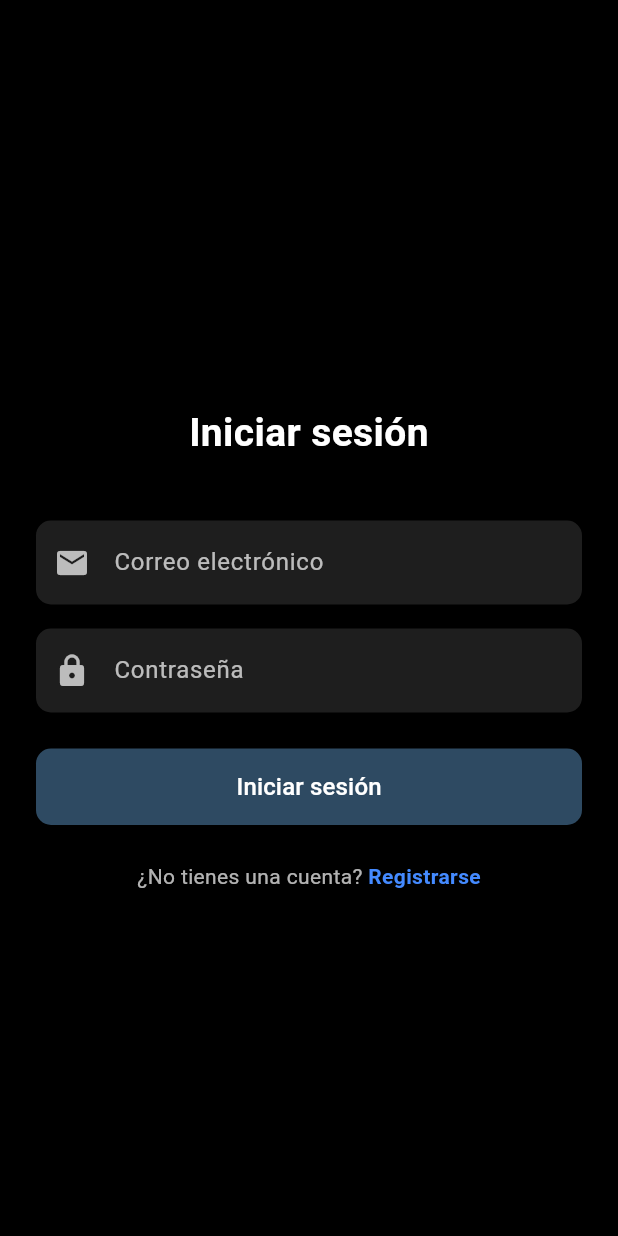
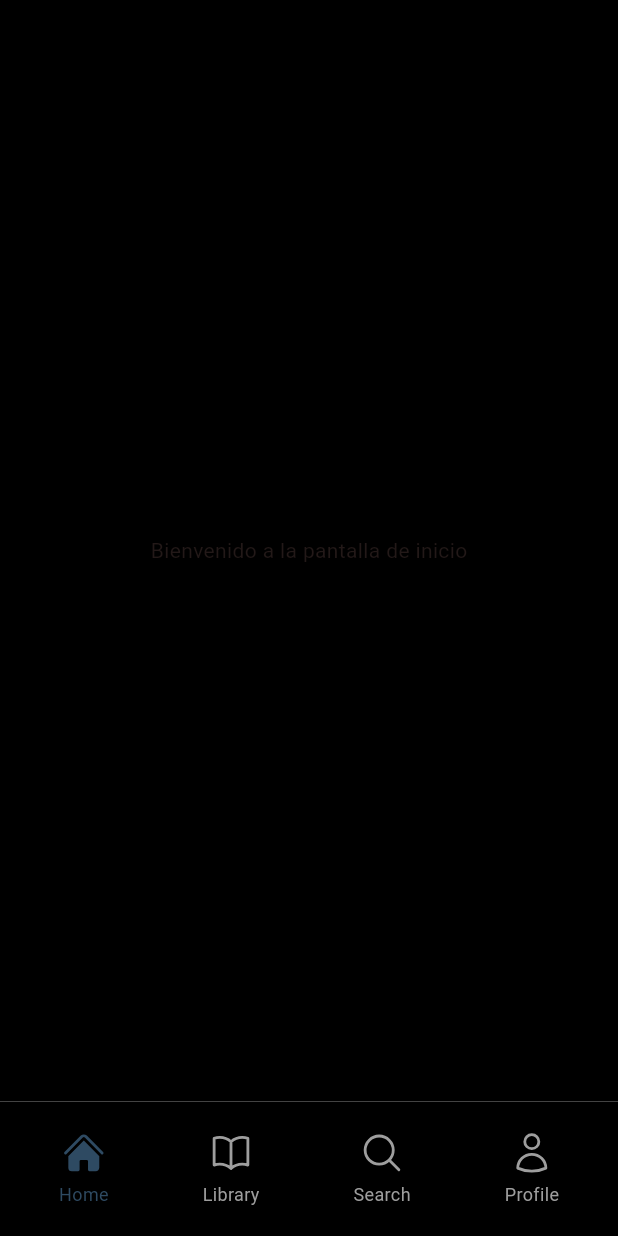
Before and after one commit to JoaquinRouge/Proyecto-TP3, a Flutter app: the LoginScreen screen opened by its route, after a tap on "Iniciar sesión", on a phone screen of 412 x 824 dp. Run offline on Flutter 3.47's test engine with Material 3 defaults, Android fonts, the light colour scheme and no system bars; our stand-ins replace go_router, heroicons.

Commit message:
agregado de bottomBar y pantallas correspondientes vacias

```diff
--- /dev/null
+++ b/lib/core/components/bottomBar.dart
@@ -0,0 +1,64 @@
+import 'package:flutter/material.dart';
+import 'package:go_router/go_router.dart';
+import 'package:heroicons/heroicons.dart';
+
+class CustomBottomBar extends StatelessWidget {
+  final String currentRoute;
+  const CustomBottomBar({super.key, required this.currentRoute});
+
+  @override
+  Widget build(BuildContext context) {
+    return Container(
+      height: 90,
+      decoration: BoxDecoration(
+        border: Border(
+          top: BorderSide(color: Colors.grey.shade300, width: 0.2),
+        ),
+      ),
+      child: Padding(
+        padding: const EdgeInsets.all(8.0),
+        child: Row(
+          mainAxisAlignment: MainAxisAlignment.spaceAround,
+          children: [
+            navItem(context, HeroIcons.home, 'Home', '/home'),
+            navItem(context, HeroIcons.bookOpen, 'Library', '/library'),
+            navItem(context, HeroIcons.magnifyingGlass, 'Search', '/search'),
+            navItem(context, HeroIcons.user, 'Profile', '/profile'),
+          ],
+        ),
+      ),
+    );
+  }
+
+  Column navItem(BuildContext context, HeroIcons icon, String label, String route) {
+    final bool isSelected = currentRoute == route;
+    final Color color = isSelected ? Theme.of(context).colorScheme.primary : Colors.grey;
+
+    return Column(
+      mainAxisSize: MainAxisSize.min,
+      children: [
+        GestureDetector(
+          onTap: () {
+            if (!isSelected) {
+              GoRouter.of(context).go(route);
+            }
+          },
+          child: HeroIcon(
+            icon,
+            style: isSelected ? HeroIconStyle.solid : HeroIconStyle.outline,
+            size: 30,
+            color: color,
+          ),
+        ),
+        const SizedBox(height: 4),
+        Text(
+          label,
+          style: TextStyle(
+            color: color,
+            fontSize: 12,
+          ),
+        ),
+      ],
+    );
+  }
+}
--- a/lib/core/router/app_router.dart
+++ b/lib/core/router/app_router.dart
@@ -1,20 +1,38 @@
 import 'package:go_router/go_router.dart';
+import 'package:proyecto_tp3/presentation/screens/home_screen.dart';
+import 'package:proyecto_tp3/presentation/screens/library_screen.dart';
 import 'package:proyecto_tp3/presentation/screens/login_screen.dart';
+import 'package:proyecto_tp3/presentation/screens/profile_screen.dart';
 import 'package:proyecto_tp3/presentation/screens/register_screen.dart';
+import 'package:proyecto_tp3/presentation/screens/search_screen.dart';
 
 final GoRouter appRouter = GoRouter(
   initialLocation: '/login',
   routes: [
     GoRoute(
       path: '/login',
-      builder: (context, state) {
-        return LoginScreen();
-      },
+      builder: (context, state) => LoginScreen(),
     ),
     GoRoute(
-      path:'/register',
-      builder: (context, state) {
-      return RegisterScreen(); // Cambiar por RegisterScreen() cuando esté implementado
-    })
+      path: '/register',
+      builder: (context, state) => RegisterScreen(),
+    ),
+    GoRoute(
+      path: '/home',
+      pageBuilder: (context, state) => const NoTransitionPage(child: HomeScreen()),
+    ),
+    GoRoute(
+      path: '/library',
+      pageBuilder: (context, state) => const NoTransitionPage(child: LibraryScreen()),
+    ),
+    GoRoute(
+      path: '/search',
+      pageBuilder: (context, state) => const NoTransitionPage(child: SearchScreen()),
+    ),
+    GoRoute(
+      path: '/profile',
+      pageBuilder: (context, state) => const NoTransitionPage(child: ProfileScreen()),
+    ),
   ],
-); // GoRoute
+);
+ // GoRoute
--- a/lib/core/theme/app_theme.dart
+++ b/lib/core/theme/app_theme.dart
@@ -26,6 +26,7 @@ class AppTheme {
         brightness: isDarkMode ? Brightness.dark : Brightness.light,
         primary: const Color(0xFF2E4A62), // 👈 azul definido como primary
       ),
+      scaffoldBackgroundColor: Colors.black
     );
   }
 }
--- /dev/null
+++ b/lib/presentation/screens/home_screen.dart
@@ -0,0 +1,16 @@
+import 'package:flutter/material.dart';
+import 'package:proyecto_tp3/core/components/bottomBar.dart';
+
+class HomeScreen extends StatelessWidget {
+  const HomeScreen({super.key});
+
+  @override
+  Widget build(BuildContext context) {
+    return const Scaffold(
+      body: Center(
+        child: Text('Bienvenido a la pantalla de inicio'),
+      ),
+      bottomNavigationBar: CustomBottomBar(currentRoute: "/home",),
+    );
+  }
+}
--- /dev/null
+++ b/lib/presentation/screens/library_screen.dart
@@ -0,0 +1,16 @@
+import 'package:flutter/material.dart';
+import 'package:proyecto_tp3/core/components/bottomBar.dart';
+
+class LibraryScreen extends StatelessWidget {
+  const LibraryScreen({super.key});
+
+  @override
+  Widget build(BuildContext context) {
+    return const Scaffold(
+      body: Center(
+        child: Text('Bienvenido a la pantalla de biblioteca'),
+      ),
+      bottomNavigationBar: CustomBottomBar(currentRoute: "/library",),
+    );
+  }
+}
--- a/lib/presentation/screens/login_screen.dart
+++ b/lib/presentation/screens/login_screen.dart
@@ -7,7 +7,6 @@ class LoginScreen extends StatelessWidget {
   @override
   Widget build(BuildContext context) {
     return Scaffold(
-      backgroundColor: Colors.black,
       body: SafeArea(
         child: Center(
           child: Padding(
@@ -71,7 +70,7 @@ class LoginScreen extends StatelessWidget {
                 // Botón de inicio de sesión
                 ElevatedButton(
                   onPressed: () {
-                    // TODO: acción de login
+                    context.go('/home');
                   },
                   style: ElevatedButton.styleFrom(
                     backgroundColor: Theme.of(context).colorScheme.primary, // azul oscuro
--- /dev/null
+++ b/lib/presentation/screens/profile_screen.dart
@@ -0,0 +1,16 @@
+import 'package:flutter/material.dart';
+import 'package:proyecto_tp3/core/components/bottomBar.dart';
+
+class ProfileScreen extends StatelessWidget {
+  const ProfileScreen({super.key});
+
+  @override
+  Widget build(BuildContext context) {
+    return const Scaffold(
+      body: Center(
+        child: Text('Bienvenido a la pantalla de perfil'),
+      ),
+      bottomNavigationBar: CustomBottomBar(currentRoute: "/profile",),
+    );
+  }
+}
--- a/lib/presentation/screens/register_screen.dart
+++ b/lib/presentation/screens/register_screen.dart
@@ -6,8 +6,7 @@ class RegisterScreen extends StatelessWidget {
 
   @override
   Widget build(BuildContext context) {
-    return Scaffold(
-      backgroundColor: Colors.black, // fondo oscuro
+    return Scaffold(// fondo oscuro
       body: SafeArea(
         child: Stack(
           children: [
--- /dev/null
+++ b/lib/presentation/screens/search_screen.dart
@@ -0,0 +1,16 @@
+import 'package:flutter/material.dart';
+import 'package:proyecto_tp3/core/components/bottomBar.dart';
+
+class SearchScreen extends StatelessWidget {
+  const SearchScreen({super.key});
+
+  @override
+  Widget build(BuildContext context) {
+    return const Scaffold(
+      body: Center(
+        child: Text('Bienvenido a la pantalla de búsqueda'),
+      ),
+      bottomNavigationBar: CustomBottomBar(currentRoute: "/search",),
+    );
+  }
+}
--- a/pubspec.yaml
+++ b/pubspec.yaml
@@ -1,6 +1,6 @@
 name: proyecto_tp3
 description: "A new Flutter project."
-publish_to: 'none'
+publish_to: "none"
 version: 0.1.0
 
 environment:
@@ -10,6 +10,7 @@ dependencies:
   flutter:
     sdk: flutter
   go_router: ^16.2.1
+  heroicons: ^0.11.0
 
 dev_dependencies:
   flutter_lints: ^5.0.0
```
Also changed, not shown: pubspec.lock.
